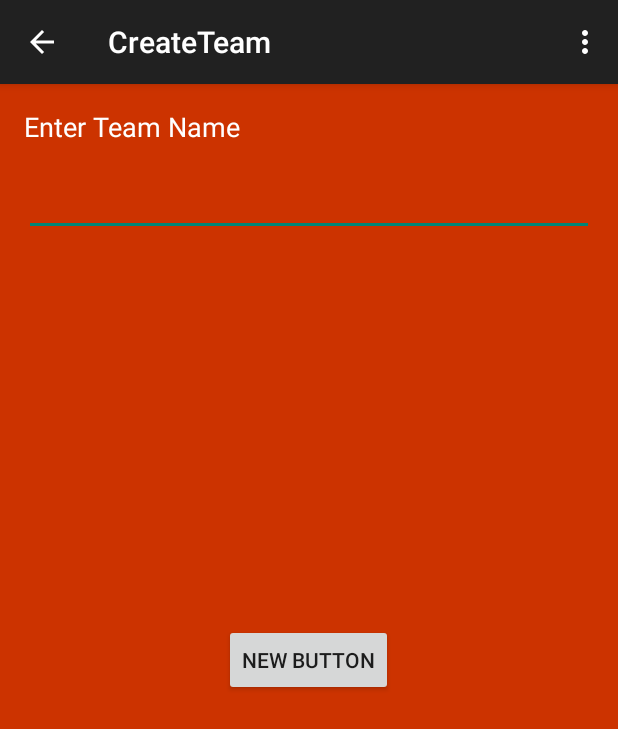
After one commit to jasonnance/bucketbuddy, an Android app: the CreateTeam screen opened directly, with no data from a screen before it, on a phone screen of 412 x 824 dp. The commit adds this screen. Shown: the top 729 px of the screen. Run offline under Robolectric (Android 15) with nearby library versions, the phone set to English and light mode, and no system bars.

Commit message:
Create Team Activity
Added code for the create team activity

```diff
--- /dev/null
+++ b/BucketBuddy/app/src/main/java/com/cs495/bucketbuddy/CreateTeam.java
@@ -0,0 +1,62 @@
+package com.cs495.bucketbuddy;
+
+import android.support.v7.app.ActionBarActivity;
+import android.os.Bundle;
+import android.view.Menu;
+import android.view.MenuItem;
+import android.view.View;
+import android.widget.EditText;
+import android.widget.RelativeLayout;
+import android.widget.Button;
+
+
+public class CreateTeam extends ActionBarActivity {
+
+    private static Button createTeamSubmitButton;
+    private static EditText teamNameInput;
+
+    @Override
+    protected void onCreate(Bundle savedInstanceState) {
+        super.onCreate(savedInstanceState);
+        setContentView(R.layout.activity_create_team);
+        teamNameInput = (EditText) findViewById(R.id.CreateTeamNameInput);
+        createTeamSubmitButton = (Button) findViewById(R.id.CreateTeamSubmitButton);
+        createTeamSubmitButton.setOnClickListener(new View.OnClickListener() {
+            @Override
+            public void onClick(View v) {
+                createTeam();
+            }
+        });
+    }
+
+
+    @Override
+    public boolean onCreateOptionsMenu(Menu menu) {
+        // Inflate the menu; this adds items to the action bar if it is present.
+        getMenuInflater().inflate(R.menu.menu_create_team, menu);
+        return true;
+    }
+
+    @Override
+    public boolean onOptionsItemSelected(MenuItem item) {
+        // Handle action bar item clicks here. The action bar will
+        // automatically handle clicks on the Home/Up button, so long
+        // as you specify a parent activity in AndroidManifest.xml.
+        int id = item.getItemId();
+
+        //noinspection SimplifiableIfStatement
+        if (id == R.id.action_settings) {
+            return true;
+        }
+
+        return super.onOptionsItemSelected(item);
+    }
+
+    private void createTeam(){
+        String newTeamName = teamNameInput.getText().toString();
+        Team newTeam = new Team();
+        newTeam.setAttr("teamName",newTeamName);
+        DatabaseHelper newTeamDB = new DatabaseHelper(this,null,null,1);
+    }
+
+}
--- a/BucketBuddy/app/src/main/java/com/cs495/bucketbuddy/MainActivity.java
+++ b/BucketBuddy/app/src/main/java/com/cs495/bucketbuddy/MainActivity.java
@@ -11,9 +11,7 @@ import android.widget.Button;
 
 public class MainActivity extends ActionBarActivity {
 
-
     Button btnTeams,btnStartGame,btnAbout ;
-
 
     @Override
     protected void onCreate(Bundle savedInstanceState) {
@@ -23,8 +21,6 @@ public class MainActivity extends ActionBarActivity {
         btnTeams = (Button) findViewById(R.id.mainTeamBtn);
         btnStartGame = (Button) findViewById(R.id.mainStartBtn);
         btnAbout = (Button) findViewById(R.id.mainAboutBtn);
-
-
 
         btnAbout.setOnClickListener(new View.OnClickListener() {
             @Override
--- /dev/null
+++ b/BucketBuddy/app/src/main/res/layout/activity_create_team.xml
@@ -0,0 +1,41 @@
+<RelativeLayout xmlns:android="http://schemas.android.com/apk/res/android"
+    xmlns:tools="http://schemas.android.com/tools" android:layout_width="match_parent"
+    android:layout_height="match_parent" android:paddingLeft="@dimen/activity_horizontal_margin"
+    android:paddingRight="@dimen/activity_horizontal_margin"
+    android:paddingTop="@dimen/activity_vertical_margin"
+    android:paddingBottom="@dimen/activity_vertical_margin"
+    tools:context="com.cs495.bucketbuddy.CreateTeam"
+    android:background="#CC3300"
+    android:id="@+id/TeamNameInput">
+
+    <EditText
+        android:layout_width="wrap_content"
+        android:layout_height="wrap_content"
+        android:id="@+id/CreateTeamNameInput"
+        android:layout_alignParentTop="true"
+        android:layout_alignParentLeft="true"
+        android:layout_alignParentStart="true"
+        android:layout_marginTop="40dp"
+        android:layout_alignParentRight="true"
+        android:layout_alignParentEnd="true" />
+
+    <TextView
+        android:layout_width="wrap_content"
+        android:layout_height="wrap_content"
+        android:textAppearance="?android:attr/textAppearanceMedium"
+        android:text="Enter Team Name"
+        android:id="@+id/TeamNameInstruction"
+        android:layout_alignParentTop="true"
+        android:layout_alignParentLeft="true"
+        android:layout_alignParentStart="true"
+        android:textColor="#FFFFFF" />
+
+    <Button
+        android:layout_width="wrap_content"
+        android:layout_height="wrap_content"
+        android:text="New Button"
+        android:id="@+id/CreateTeamSubmitButton"
+        android:layout_centerVertical="true"
+        android:layout_centerHorizontal="true" />
+
+</RelativeLayout>
--- /dev/null
+++ b/BucketBuddy/app/src/main/res/menu/menu_create_team.xml
@@ -0,0 +1,6 @@
+<menu xmlns:android="http://schemas.android.com/apk/res/android"
+    xmlns:app="http://schemas.android.com/apk/res-auto"
+    xmlns:tools="http://schemas.android.com/tools" tools:context="com.cs495.bucketbuddy.CreateTeam">
+    <item android:id="@+id/action_settings" android:title="@string/action_settings"
+        android:orderInCategory="100" app:showAsAction="never" />
+</menu>
--- a/BucketBuddy/app/src/main/res/values/strings.xml
+++ b/BucketBuddy/app/src/main/res/values/strings.xml
@@ -9,5 +9,6 @@
     <string name="mainAboutBtn">ABOUT</string>
     <string name="aboutTxt">"Bucket Buddy" was idealized as a project for the class CS495 at The University of Alabama taking into consideration basketball fans and professionals in the area who want to keep personal data about their favorite teams.</string>
     <string name="aboutBios">https://jasonnance.github.io/bucketbuddy/bio.html</string>
+    <string name="title_activity_create_team">CreateTeam</string>
 
 </resources>
```
Also changed, not shown: BucketBuddy/app/src/main/AndroidManifest.xml (+14 -7 lines), BucketBuddy/app/src/main/res/layout/activity_gamescreen.xml (+8 -4 lines).
